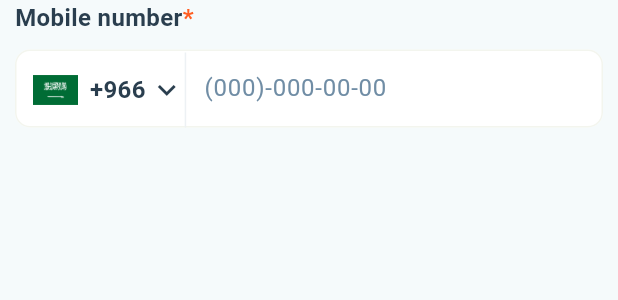
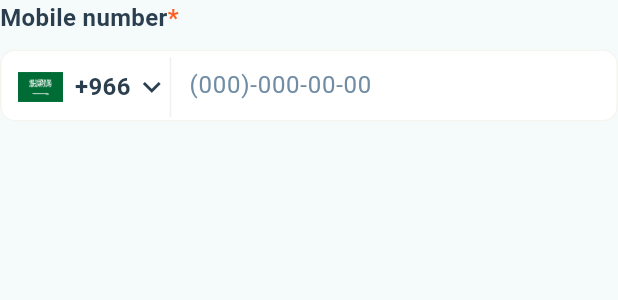
Before and after one commit to ahmed-elmenan/nard_test, a Flutter app: the PhoneNumberField widget shown alone on an empty page, opened directly, on a phone screen of 412 x 824 dp. Shown: the top 300 px of the screen. Run offline on Flutter 3.47's test engine with Material 3 defaults, Android fonts, the phone set to English and light mode, and no system bars; our stand-ins replace flutter_svg, smooth_page_indicator; missing offline and left inert: fluttercontactpicker, phone_numbers_parser; Roboto replaces fonts that are missing (Inter-Regular).

Commit message:
minor fix

```diff
--- a/lib/core/commons/widgets/phone_number_field.dart
+++ b/lib/core/commons/widgets/phone_number_field.dart
@@ -9,9 +9,7 @@ class PhoneNumberField extends StatelessWidget {
   @override
   Widget build(BuildContext context) {
     final controller = PhoneNumberInputController(context);
-    return Padding(
-      padding: const EdgeInsets.symmetric(horizontal: 10),
-      child: Column(
+    return Column(
       children: [
         ...WidgetHelper.buildTextFieldLabel('Mobile number', true),
         Center(
@@ -27,14 +25,13 @@ class PhoneNumberField extends StatelessWidget {
                 hint: "(000)-000-00-00",
                 hintStyle: Styles.hintTextStyle,
                 enabledBorder: Styles.textFieldBorderStyle,
-                  focusedBorder: Styles.textFieldBorderStyle),
+                focusedBorder: Styles.focusedTextFieldBorderStyle),
           ),
         ),
         const SizedBox(
           height: 10,
         )
       ],
-      ),
     );
   }
 }
--- a/lib/features/onboarding/views/on_boarding.dart
+++ b/lib/features/onboarding/views/on_boarding.dart
@@ -3,6 +3,7 @@ import 'package:flutter_svg/flutter_svg.dart';
 import 'package:nard_test/core/commons/widgets/action_button.dart';
 import 'package:nard_test/core/consts/record_consts.dart';
 import 'package:nard_test/features/auth/views/otp_view.dart';
+import 'package:nard_test/features/auth/views/register_view.dart';
 import 'package:smooth_page_indicator/smooth_page_indicator.dart';
 
 class OnBoarding extends StatelessWidget {
@@ -12,7 +13,7 @@ class OnBoarding extends StatelessWidget {
 
   void _didTapNext(BuildContext context) {
     Navigator.of(context)
-        .push(MaterialPageRoute(builder: (context) => OTPView()));
+        .push(MaterialPageRoute(builder: (context) => RegisterView()));
   }
 
   @override
--- a/packages/extended_phone_number_input/lib/src/phone_number_input.dart
+++ b/packages/extended_phone_number_input/lib/src/phone_number_input.dart
@@ -187,7 +187,7 @@ class _CountryCodePickerState extends State<PhoneNumberInput> {
                             const Icon(Icons.expand_more,
                                 color: Color(0xFF2A3E4E)),
                             Container(
-                              height: 50,
+                              height: 40,
                               width: 1,
                               color: const Color(0xFFEDF1F4),
                             ),
```
Lines whose indentation alone changed are shown as unchanged.
